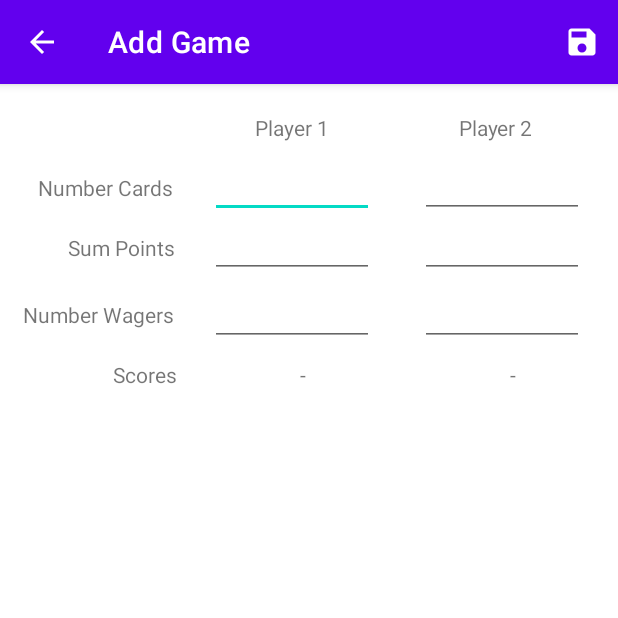
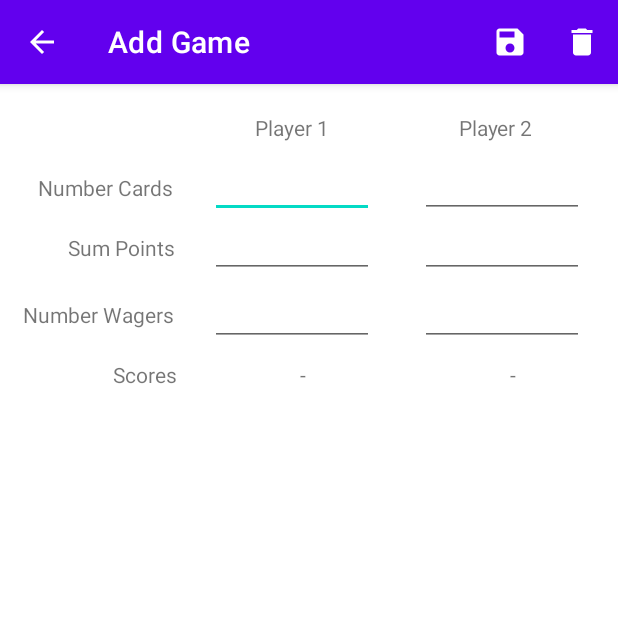
Before and after one commit to JackyL-CyberTofu/g, an Android app: the screen it shows after launch (AddGame), after a tap on an icon or button, on a phone screen of 412 x 824 dp, the top half of it. Run offline under Robolectric (Android 15) with nearby library versions, the phone set to English and light mode, and no system bars; our stand-ins replace navigation-ui.

```diff
--- /dev/null
+++ b/app/src/main/res/drawable/ic_baseline_crop_square_24.xml
@@ -0,0 +1,10 @@
+<vector xmlns:android="http://schemas.android.com/apk/res/android"
+    android:width="24dp"
+    android:height="24dp"
+    android:viewportWidth="24"
+    android:viewportHeight="24"
+    android:tint="?attr/colorControlNormal">
+  <path
+      android:fillColor="@android:color/white"
+      android:pathData="M18,4L6,4c-1.1,0 -2,0.9 -2,2v12c0,1.1 0.9,2 2,2h12c1.1,0 2,-0.9 2,-2L20,6c0,-1.1 -0.9,-2 -2,-2zM18,18L6,18L6,6h12v12z"/>
+</vector>
--- /dev/null
+++ b/app/src/main/res/drawable/ic_baseline_delete_24.xml
@@ -0,0 +1,10 @@
+<vector xmlns:android="http://schemas.android.com/apk/res/android"
+    android:width="24dp"
+    android:height="24dp"
+    android:viewportWidth="24"
+    android:viewportHeight="24"
+    android:tint="?attr/colorControlNormal">
+  <path
+      android:fillColor="@android:color/white"
+      android:pathData="M6,19c0,1.1 0.9,2 2,2h8c1.1,0 2,-0.9 2,-2V7H6v12zM19,4h-3.5l-1,-1h-5l-1,1H5v2h14V4z"/>
+</vector>
--- a/app/src/main/res/menu/mymenu.xml
+++ b/app/src/main/res/menu/mymenu.xml
@@ -4,7 +4,13 @@
     <item
         android:id="@+id/saveButton"
         android:icon="@drawable/ic_baseline_save_24"
-        android:title="Run Fast"
+        android:title="Save"
+        app:showAsAction="ifRoom"
+        />
+    <item
+        android:id="@+id/deleteButton"
+        android:icon="@drawable/ic_baseline_delete_24"
+        android:title="Delete"
         app:showAsAction="ifRoom"
         />
 </menu>
```
Also changed, not shown: app/src/main/java/com/cmpt276/scoreapp/AddGame.java (+47 -8 lines), app/src/main/java/com/cmpt276/scoreapp/Game.java (+44 -84 lines), app/src/main/java/com/cmpt276/scoreapp/MainActivity.java (+19 -2 lines).
